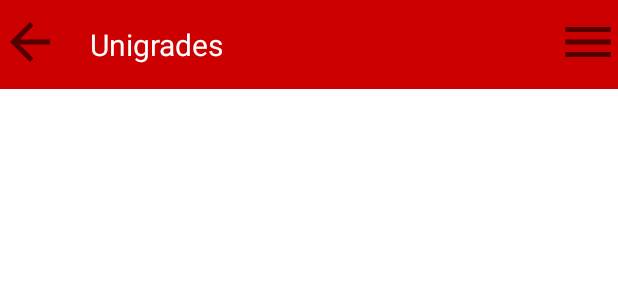
After one commit to YetItMoves-MZ/Unigrades, an Android app: the layout activity_my_account_info.xml on its own in the app's theme, with its tools: preview values and no code run, on a phone screen of 412 x 824 dp. The commit adds this screen. Shown: the top 300 px of the screen. Run offline under Robolectric (Android 15) with nearby library versions, the phone set to English and light mode, and no system bars.

Commit message:
added MyAccountInfoActivity and its xml. added toolbar and toolbar_menu. added Toolbar class that implements the activity.

```diff
--- a/app/src/main/AndroidManifest.xml
+++ b/app/src/main/AndroidManifest.xml
@@ -10,6 +10,9 @@
         android:supportsRtl="true"
         android:theme="@style/Theme.Unigrades">
         <activity
+            android:name=".MyAccountInfoActivity"
+            android:exported="false" />
+        <activity
             android:name=".SearchResultActivity"
             android:exported="false" />
         <activity
@@ -18,7 +21,6 @@
         <activity
             android:name=".SearchCourseActivity"
             android:exported="false" />
-
         <activity
             android:name=".CourseActivity"
             android:exported="false" />
--- /dev/null
+++ b/app/src/main/res/drawable/ic_baseline_arrow_back_24.xml
@@ -0,0 +1,10 @@
+<vector xmlns:android="http://schemas.android.com/apk/res/android"
+    android:width="24dp"
+    android:height="24dp"
+    android:viewportWidth="24"
+    android:viewportHeight="24"
+    android:tint="?attr/colorControlNormal">
+  <path
+      android:fillColor="@android:color/white"
+      android:pathData="M20,11H7.83l5.59,-5.59L12,4l-8,8 8,8 1.41,-1.41L7.83,13H20v-2z"/>
+</vector>
--- /dev/null
+++ b/app/src/main/res/drawable/ic_baseline_menu_24.xml
@@ -0,0 +1,10 @@
+<vector xmlns:android="http://schemas.android.com/apk/res/android"
+    android:width="24dp"
+    android:height="24dp"
+    android:viewportWidth="24"
+    android:viewportHeight="24"
+    android:tint="?attr/colorControlNormal">
+  <path
+      android:fillColor="@android:color/white"
+      android:pathData="M3,18h18v-2L3,16v2zM3,13h18v-2L3,11v2zM3,6v2h18L21,6L3,6z"/>
+</vector>
--- /dev/null
+++ b/app/src/main/res/layout/activity_my_account_info.xml
@@ -0,0 +1,18 @@
+<?xml version="1.0" encoding="utf-8"?>
+
+<androidx.constraintlayout.widget.ConstraintLayout xmlns:android="http://schemas.android.com/apk/res/android"
+    xmlns:app="http://schemas.android.com/apk/res-auto"
+    xmlns:tools="http://schemas.android.com/tools"
+    android:layout_width="match_parent"
+    android:layout_height="match_parent"
+    tools:context=".MyAccountInfoActivity">
+
+
+    <include
+        android:id="@+id/include"
+        layout="@layout/toolbar"
+        tools:layout_editor_absoluteX="-133dp"
+        tools:layout_editor_absoluteY="110dp" />
+
+
+</androidx.constraintlayout.widget.ConstraintLayout>
--- /dev/null
+++ b/app/src/main/res/layout/toolbar.xml
@@ -0,0 +1,48 @@
+<?xml version="1.0" encoding="utf-8"?>
+<RelativeLayout xmlns:android="http://schemas.android.com/apk/res/android"
+    android:layout_width="match_parent"
+    android:layout_height="match_parent"
+>
+
+    <RelativeLayout
+        android:layout_width="match_parent"
+        android:layout_height="wrap_content"
+        android:background="@android:color/holo_red_dark">
+
+        <ImageView
+            android:id="@+id/toolbar_IMG_back"
+            android:layout_width="40dp"
+            android:layout_height="40dp"
+            android:layout_marginTop="8dp"
+            android:layout_marginBottom="8dp"
+            android:src="@drawable/ic_baseline_arrow_back_24" />
+
+        <TextView
+            android:id="@+id/toolbar_TEXT_appName"
+            android:layout_width="wrap_content"
+            android:layout_height="wrap_content"
+            android:layout_marginStart="20dp"
+            android:layout_marginTop="16dp"
+            android:layout_marginBottom="16dp"
+            android:layout_toEndOf="@id/toolbar_IMG_back"
+            android:text="@string/app_name"
+            android:textColor="@color/white"
+            android:textSize="20sp" />
+
+
+        <ImageView
+            android:id="@+id/toolbar_IMG_menu"
+            android:layout_width="40dp"
+            android:layout_height="40dp"
+            android:layout_alignParentEnd="true"
+            android:layout_marginTop="8dp"
+            android:layout_marginBottom="8dp"
+            android:src="@drawable/ic_baseline_menu_24"
+            android:onClick="showPopUp">
+
+
+        </ImageView>
+
+    </RelativeLayout>
+
+</RelativeLayout>
--- a/app/src/main/res/values-night/themes.xml
+++ b/app/src/main/res/values-night/themes.xml
@@ -1,6 +1,6 @@
 <resources xmlns:tools="http://schemas.android.com/tools">
     <!-- Base application theme. -->
-    <style name="Theme.Unigrades" parent="Theme.MaterialComponents.DayNight.DarkActionBar">
+    <style name="Theme.Unigrades" parent="Theme.MaterialComponents.Light.NoActionBar">
         <!-- Primary brand color. -->
         <item name="colorPrimary">@color/purple_200</item>
         <item name="colorPrimaryVariant">@color/purple_700</item>
--- a/app/src/main/res/values/themes.xml
+++ b/app/src/main/res/values/themes.xml
@@ -1,6 +1,6 @@
 <resources xmlns:tools="http://schemas.android.com/tools">
     <!-- Base application theme. -->
-    <style name="Theme.Unigrades" parent="Theme.MaterialComponents.DayNight.DarkActionBar">
+    <style name="Theme.Unigrades" parent="Theme.MaterialComponents.Light.NoActionBar">
         <!-- Primary brand color. -->
         <item name="colorPrimary">@color/purple_500</item>
         <item name="colorPrimaryVariant">@color/purple_700</item>
```
Also changed, not shown: app/src/main/java/com/example/unigrades/MyAccountInfoActivity.java (added, +37 -0 lines), app/src/main/java/com/example/unigrades/SignInActivity.java (+11 -1 lines), app/src/main/java/com/example/unigrades/Toolbar.java (added, +57 -0 lines), app/src/main/res/menu/toolbar_menu.xml (added, +31 -0 lines).
